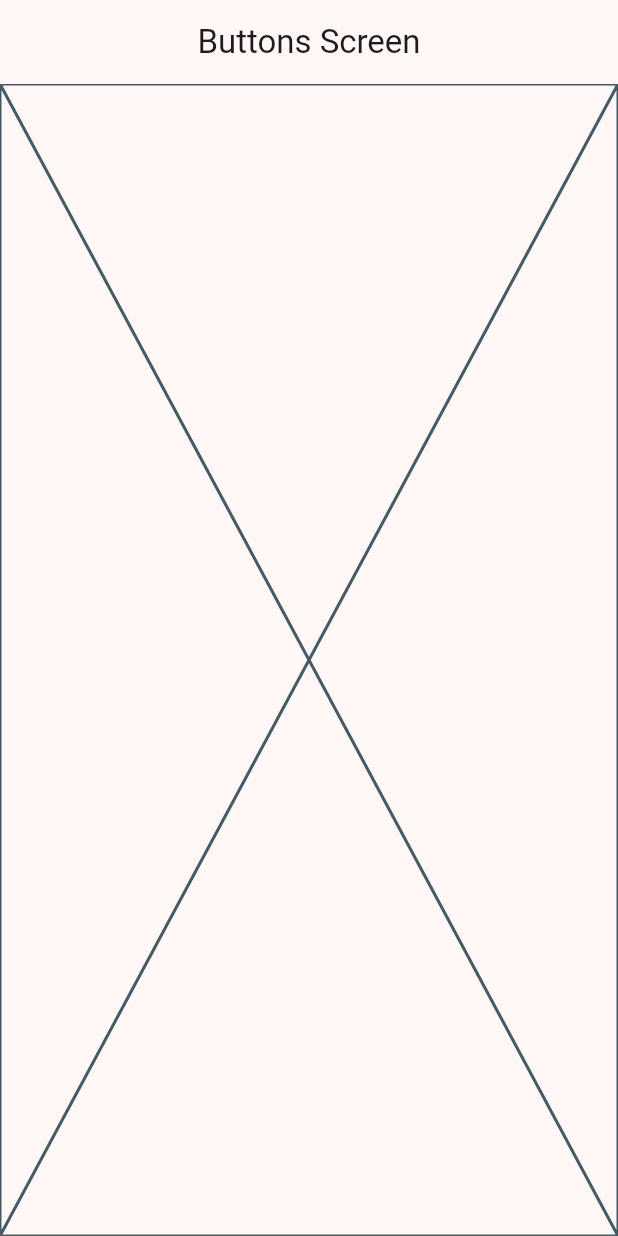
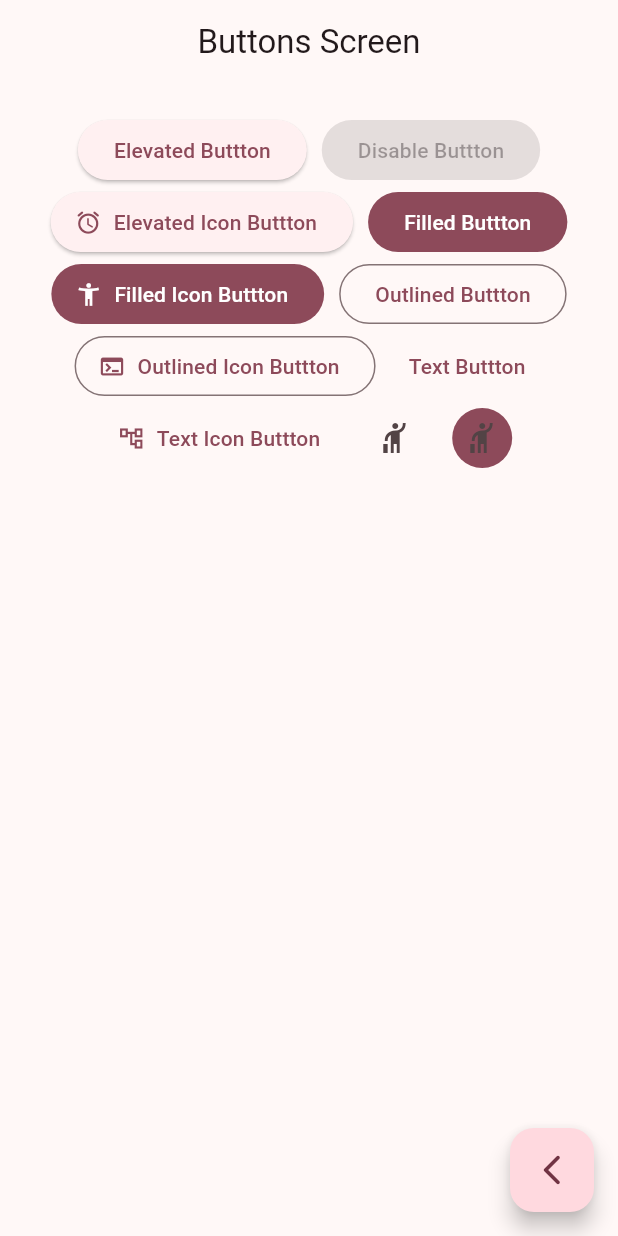
Before and after one commit to roquemolina/Flutter, a Flutter app: the ButtonsScreen screen opened by its route, on a phone screen of 412 x 824 dp. Run offline on Flutter 3.47's test engine with Material 2 defaults, Android fonts, the phone set to English and light mode, and no system bars; our stand-ins replace animate_do, dio, go_router, video_player.

Commit message:
buttons 1 & warning yes_no

```diff
--- a/widgets_app/lib/presentation/screens/buttons/buttons_screen.dart
+++ b/widgets_app/lib/presentation/screens/buttons/buttons_screen.dart
@@ -1,4 +1,5 @@
 import 'package:flutter/material.dart';
+import 'package:go_router/go_router.dart';
 
 class ButtonsScreen extends StatelessWidget {
   const ButtonsScreen({super.key});
@@ -9,7 +10,83 @@ class ButtonsScreen extends StatelessWidget {
       appBar: AppBar(
         title: const Text('Buttons Screen'),
       ),
-      body: const Placeholder(),
+      body: const _ButtonView(),
+      floatingActionButton: FloatingActionButton(
+        child: const Icon(Icons.arrow_back_ios_new_rounded),
+        onPressed: () {
+          context.pop('/home');
+        },
+      ),
     );
   }
 }
+
+class _ButtonView extends StatelessWidget {
+  const _ButtonView();
+
+  @override
+  Widget build(BuildContext context) {
+    final colors = Theme.of(context).colorScheme;
+
+    return SizedBox(
+      width: double.infinity,
+      child: Padding(
+          padding: const EdgeInsets.symmetric(
+            horizontal: 10,
+            vertical: 20,
+          ),
+          child: Wrap(spacing: 10, alignment: WrapAlignment.center, children: [
+            ElevatedButton(
+              onPressed: () {},
+              child: const Text('Elevated Buttton'),
+            ),
+            const ElevatedButton(
+              onPressed: null,
+              child: Text('Disable Buttton'),
+            ),
+            ElevatedButton.icon(
+              onPressed: () {},
+              icon: const Icon(Icons.access_alarm_rounded),
+              label: const Text('Elevated Icon Buttton'),
+            ),
+            FilledButton(
+              onPressed: () {},
+              child: const Text('Filled Buttton'),
+            ),
+            FilledButton.icon(
+              onPressed: () {},
+              label: const Text('Filled Icon Buttton'),
+              icon: const Icon(Icons.accessibility_new),
+            ),
+            OutlinedButton(
+              onPressed: () {},
+              child: const Text('Outlined Buttton'),
+            ),
+            OutlinedButton.icon(
+              onPressed: () {},
+              label: const Text('Outlined Icon Buttton'),
+              icon: const Icon(Icons.terminal),
+            ),
+            TextButton(
+              onPressed: () {},
+              child: const Text('Text Buttton'),
+            ),
+            TextButton.icon(
+              onPressed: () {},
+              label: const Text('Text Icon Buttton'),
+              icon: const Icon(Icons.account_tree_outlined),
+            ),
+            IconButton(
+              icon: const Icon(Icons.hail),
+              onPressed: () {},
+            ),
+            IconButton(
+                icon: const Icon(Icons.hail),
+                onPressed: () {},
+                style: ButtonStyle(
+                  backgroundColor: MaterialStatePropertyAll(colors.primary),
+                )),
+          ])),
+    );
+  }
+}
--- a/yes_no_app/lib/presentation/widgets/chat/shared/message_field_box.dart
+++ b/yes_no_app/lib/presentation/widgets/chat/shared/message_field_box.dart
@@ -9,7 +9,7 @@ class MessageFieldBox extends StatelessWidget {
     final textController = TextEditingController();
     final focusNode = FocusNode();
 
-    final colors = Theme.of(context).colorScheme;
+    //final colors = Theme.of(context).colorScheme;
 
     final outlineInputBorder = UnderlineInputBorder(
       borderSide: const BorderSide(color: Colors.transparent),
```
